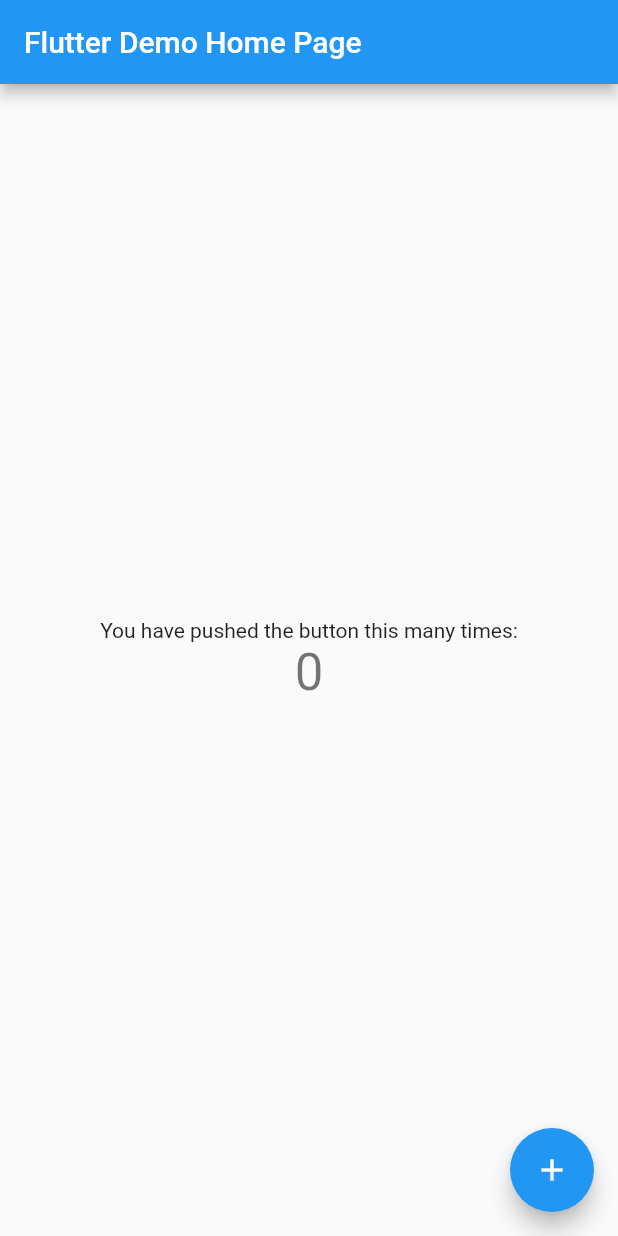
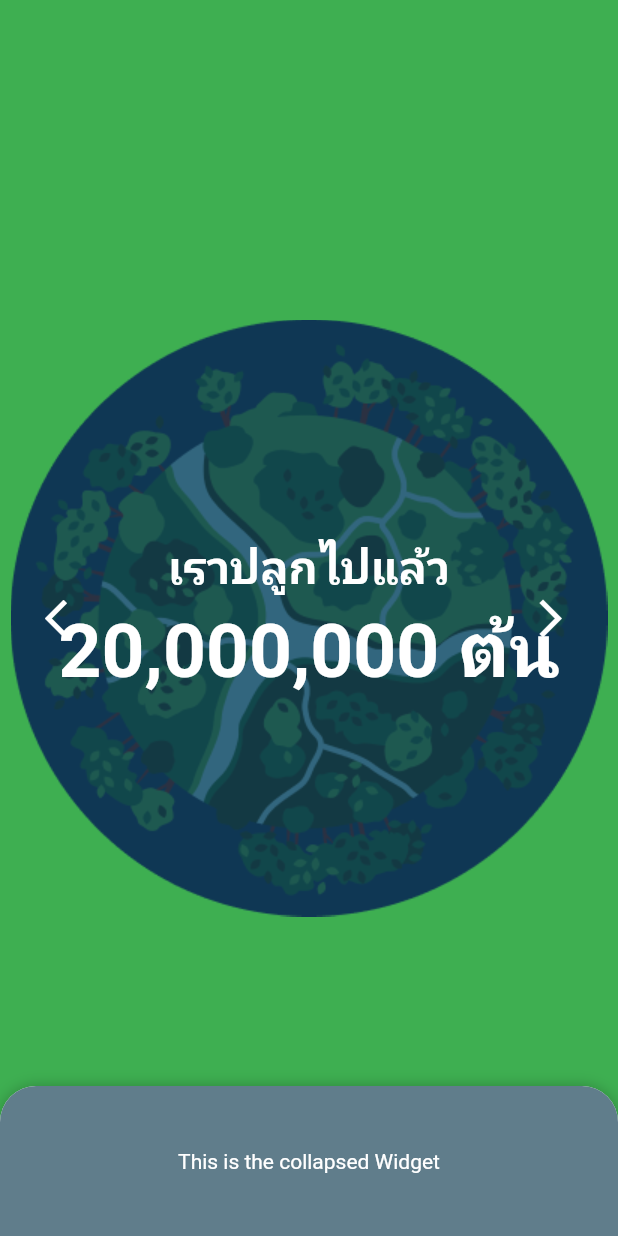
Before and after one commit to thanatat-wong/FarkPlookTree, a Flutter app: the screen it shows after launch, on a phone screen of 412 x 824 dp. Run offline on Flutter 3.47's test engine with Material 2 defaults, Android fonts, the light colour scheme and no system bars; drawn by our look-alikes of sliding_up_panel; our stand-ins replace flutter_swiper; Roboto replaces fonts that are missing (Kanit).

Commit message:
[ADD]: home page

```diff
--- a/lib/main.dart
+++ b/lib/main.dart
@@ -1,113 +1,7 @@
+import 'package:farkplooktreeapp/pages/dummyPage.dart';
+import 'package:farkplooktreeapp/pages/homePage.dart';
 import 'package:flutter/material.dart';
 
 void main() {
-  runApp(MyApp());
+  runApp(MaterialApp(theme: ThemeData(fontFamily: 'Kanit'), home: Home()));
 }
-
-class MyApp extends StatelessWidget {
-  // This widget is the root of your application.
-  @override
-  Widget build(BuildContext context) {
-    return MaterialApp(
-      title: 'Flutter Demo',
-      theme: ThemeData(
-        // This is the theme of your application.
-        //
-        // Try running your application with "flutter run". You'll see the
-        // application has a blue toolbar. Then, without quitting the app, try
-        // changing the primarySwatch below to Colors.green and then invoke
-        // "hot reload" (press "r" in the console where you ran "flutter run",
-        // or simply save your changes to "hot reload" in a Flutter IDE).
-        // Notice that the counter didn't reset back to zero; the application
-        // is not restarted.
-        primarySwatch: Colors.blue,
-      ),
-      home: MyHomePage(title: 'Flutter Demo Home Page'),
-    );
-  }
-}
-
-class MyHomePage extends StatefulWidget {
-  MyHomePage({Key key, this.title}) : super(key: key);
-
-  // This widget is the home page of your application. It is stateful, meaning
-  // that it has a State object (defined below) that contains fields that affect
-  // how it looks.
-
-  // This class is the configuration for the state. It holds the values (in this
-  // case the title) provided by the parent (in this case the App widget) and
-  // used by the build method of the State. Fields in a Widget subclass are
-  // always marked "final".
-
-  final String title;
-
-  @override
-  _MyHomePageState createState() => _MyHomePageState();
-}
-
-class _MyHomePageState extends State<MyHomePage> {
-  int _counter = 0;
-
-  void _incrementCounter() {
-    setState(() {
-      // This call to setState tells the Flutter framework that something has
-      // changed in this State, which causes it to rerun the build method below
-      // so that the display can reflect the updated values. If we changed
-      // _counter without calling setState(), then the build method would not be
-      // called again, and so nothing would appear to happen.
-      _counter++;
-    });
-  }
-
-  @override
-  Widget build(BuildContext context) {
-    // This method is rerun every time setState is called, for instance as done
-    // by the _incrementCounter method above.
-    //
-    // The Flutter framework has been optimized to make rerunning build methods
-    // fast, so that you can just rebuild anything that needs updating rather
-    // than having to individually change instances of widgets.
-    return Scaffold(
-      appBar: AppBar(
-        // Here we take the value from the MyHomePage object that was created by
-        // the App.build method, and use it to set our appbar title.
-        title: Text(widget.title),
-      ),
-      body: Center(
-        // Center is a layout widget. It takes a single child and positions it
-        // in the middle of the parent.
-        child: Column(
-          // Column is also a layout widget. It takes a list of children and
-          // arranges them vertically. By default, it sizes itself to fit its
-          // children horizontally, and tries to be as tall as its parent.
-          //
-          // Invoke "debug painting" (press "p" in the console, choose the
-          // "Toggle Debug Paint" action from the Flutter Inspector in Android
-          // Studio, or the "Toggle Debug Paint" command in Visual Studio Code)
-          // to see the wireframe for each widget.
-          //
-          // Column has various properties to control how it sizes itself and
-          // how it positions its children. Here we use mainAxisAlignment to
-          // center the children vertically; the main axis here is the vertical
-          // axis because Columns are vertical (the cross axis would be
-          // horizontal).
-          mainAxisAlignment: MainAxisAlignment.center,
-          children: <Widget>[
-            Text(
-              'You have pushed the button this many times:',
-            ),
-            Text(
-              '$_counter',
-              style: Theme.of(context).textTheme.headline4,
-            ),
-          ],
-        ),
-      ),
-      floatingActionButton: FloatingActionButton(
-        onPressed: _incrementCounter,
-        tooltip: 'Increment',
-        child: Icon(Icons.add),
-      ), // This trailing comma makes auto-formatting nicer for build methods.
-    );
-  }
-}
--- /dev/null
+++ b/lib/pages/dummyPage.dart
@@ -0,0 +1,51 @@
+import 'package:flutter/material.dart';
+
+class DummyPage extends StatelessWidget {
+  @override
+  Widget build(BuildContext context) {
+    return Container(
+        child: Column(
+      children: [
+        Card(
+          margin: EdgeInsets.symmetric(horizontal: 0, vertical: 0),
+          color: Color(0xFFC4C4C4),
+          clipBehavior: Clip.antiAlias,
+          elevation: 0,
+          shape: RoundedRectangleBorder(
+            borderRadius: BorderRadius.vertical(top: Radius.circular(25)),
+          ),
+          child: Padding(
+            padding: const EdgeInsets.symmetric(horizontal: 10, vertical: 22),
+            child: Row(
+              children: [
+                Expanded(
+                  child: Column(
+                    children: [
+                      Text(
+                        "Like",
+                        style: TextStyle(
+                            color: Colors.red,
+                            fontSize: 18,
+                            fontWeight: FontWeight.bold),
+                      ),
+                      SizedBox(
+                        height: 10,
+                      ),
+                      Text(
+                        "1.2K",
+                        style: TextStyle(
+                          fontSize: 16,
+                          color: Colors.black,
+                        ),
+                      )
+                    ],
+                  ),
+                ),
+              ],
+            ),
+          ),
+        ),
+      ],
+    ));
+  }
+}
--- /dev/null
+++ b/lib/pages/homePage.dart
@@ -0,0 +1,164 @@
+import 'package:flutter/material.dart';
+import 'package:flutter_swiper/flutter_swiper.dart';
+import 'package:sliding_up_panel/sliding_up_panel.dart';
+
+class Home extends StatefulWidget {
+  @override
+  _HomeState createState() => _HomeState();
+}
+
+class _HomeState extends State<Home> {
+  bool openpanel = false;
+  @override
+  Widget build(BuildContext context) {
+    BorderRadiusGeometry radius = BorderRadius.only(
+      topLeft: Radius.circular(24.0),
+      topRight: Radius.circular(24.0),
+    );
+    return Scaffold(
+        backgroundColor: Color(0xff3EAF51),
+        body: SlidingUpPanel(
+          onPanelOpened: () {
+            setState(() {
+              openpanel = true;
+            });
+          },
+          onPanelClosed: () {
+            setState(() {
+              openpanel = false;
+            });
+          },
+          maxHeight: MediaQuery.of(context).size.height * 0.75,
+          panel: Center(
+            child: Text("This is the sliding Widget"),
+          ),
+          collapsed: Container(
+            decoration:
+                BoxDecoration(color: Colors.blueGrey, borderRadius: radius),
+            child: Center(
+              child: Text(
+                "This is the collapsed Widget",
+                style: TextStyle(color: Colors.white),
+              ),
+            ),
+          ),
+          body: openpanel == true
+              ? Container(
+                  child: Stack(
+                    children: [
+                      Container(
+                        margin: EdgeInsets.only(top: 60),
+                        alignment: Alignment.topCenter,
+                        child: Image.asset('images/world2.png'),
+                      ),
+                      Container(
+                        alignment: Alignment.topCenter,
+                        margin: EdgeInsets.only(top: 100),
+                        child: Column(
+                          children: [
+                            Text(
+                              'เราปลูกไปแล้ว',
+                              style: TextStyle(
+                                  color: Colors.white,
+                                  fontWeight: FontWeight.bold,
+                                  fontSize: 30.0),
+                            ),
+                            Text(
+                              '20,000,000 ต้น',
+                              style: TextStyle(
+                                  color: Colors.white,
+                                  fontWeight: FontWeight.bold,
+                                  fontSize: 50.0),
+                            ),
+                          ],
+                        ),
+                      ),
+                    ],
+                  ),
+                )
+              : Stack(
+                  children: [
+                    Align(
+                      alignment: Alignment.center,
+                      child: Stack(
+                        children: <Widget>[
+                          Container(
+                            alignment: Alignment.center,
+                            child: Image.asset('images/world.png'),
+                          ),
+                          Container(
+                              alignment: Alignment.center,
+                              child: Swiper.children(
+                                autoplay: false,
+                                control: SwiperControl(
+                                    color: Colors.white,
+                                    padding: EdgeInsets.all(30)),
+                                children: <Widget>[
+                                  Column(
+                                    mainAxisAlignment: MainAxisAlignment.center,
+                                    children: [
+                                      Text(
+                                        'เราปลูกไปแล้ว',
+                                        style: TextStyle(
+                                            color: Colors.white,
+                                            fontWeight: FontWeight.bold,
+                                            fontSize: 30.0),
+                                      ),
+                                      Text(
+                                        '20,000,000 ต้น',
+                                        style: TextStyle(
+                                            color: Colors.white,
+                                            fontWeight: FontWeight.bold,
+                                            fontSize: 50.0),
+                                      ),
+                                    ],
+                                  ),
+                                  Column(
+                                    mainAxisAlignment: MainAxisAlignment.center,
+                                    children: [
+                                      Text(
+                                        'มีผู้ร่วมปลูกแล้ว',
+                                        style: TextStyle(
+                                            color: Colors.white,
+                                            fontWeight: FontWeight.bold,
+                                            fontSize: 30.0),
+                                      ),
+                                      Text(
+                                        '600,000 คน',
+                                        style: TextStyle(
+                                            color: Colors.white,
+                                            fontWeight: FontWeight.bold,
+                                            fontSize: 50.0),
+                                      ),
+                                    ],
+                                  ),
+                                  Column(
+                                    mainAxisAlignment: MainAxisAlignment.center,
+                                    children: [
+                                      Text(
+                                        'จัดแคมเปญแล้ว',
+                                        style: TextStyle(
+                                            color: Colors.white,
+                                            fontWeight: FontWeight.bold,
+                                            fontSize: 30.0),
+                                      ),
+                                      Text(
+                                        '10 ครั้ง',
+                                        style: TextStyle(
+                                            color: Colors.white,
+                                            fontWeight: FontWeight.bold,
+                                            fontSize: 50.0),
+                                      ),
+                                    ],
+                                  )
+                                ],
+                              )),
+                        ],
+                      ),
+                    )
+                  ],
+                ),
+          borderRadius: radius,
+        ));
+  }
+}
```
Also changed, not shown: pubspec.yaml (+6 -3 lines), images/image.jpg (added), images/world.png (added), images/world2.png (added), pubspec.lock.
